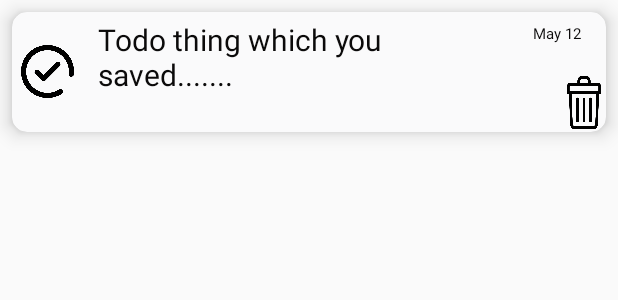
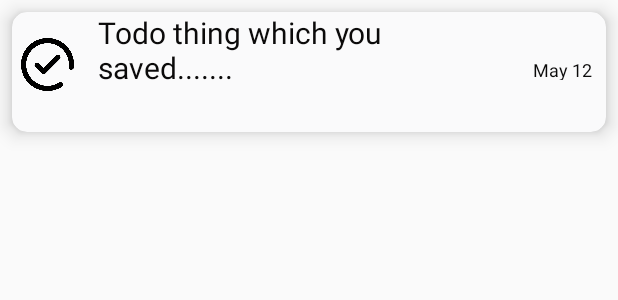
Before and after one commit to sanskarpawar/TodoApp_Kotlin, an Android app: the layout single_todo_item.xml on its own in the app's theme, with its tools: preview values and no code run, on a phone screen of 412 x 824 dp. Shown: the top 300 px of the screen. Run offline under Robolectric (Android 15) with nearby library versions, the phone set to English and light mode, and no system bars.

```diff
--- a/app/src/main/res/layout/single_todo_item.xml
+++ b/app/src/main/res/layout/single_todo_item.xml
@@ -28,8 +28,6 @@
                     android:src="@drawable/accept"
                     android:layout_marginStart="6dp"
                     android:layout_marginEnd="6dp"
-
-
                     android:contentDescription="@string/mark_task_as_done" />
                 <TextView
                     android:id="@+id/txtNoteTitle"
@@ -46,8 +44,7 @@
                 <LinearLayout
                     android:layout_width="wrap_content"
                     android:layout_height="wrap_content"
-                    android:gravity="center_vertical"
-                    android:orientation="vertical">
+                    >
 
                 <TextView
                     android:id="@+id/txttimestamp"
@@ -60,21 +57,11 @@
                     android:fontFamily="sans-serif"
                     android:text="May 12"
                     android:textColor="@color/black"
-                    android:textSize="10sp"
+                    android:textSize="12sp"
 
                     />
 
-                <Button
-                    android:id="@+id/btnDelete"
-                    android:layout_width="28dp"
-                    android:layout_height="35dp"
-                    android:layout_marginStart="30dp"
-                    android:layout_marginEnd="10dp"
-                    android:layout_marginTop="10dp"
-                    android:layout_marginBottom="10dp"
-                    android:background="@drawable/trash"
 
-                    />
 
                 </LinearLayout>
 
```
Also changed, not shown: app/src/main/java/com/example/notesapp/TodoListActivity.kt (+47 -16 lines).
